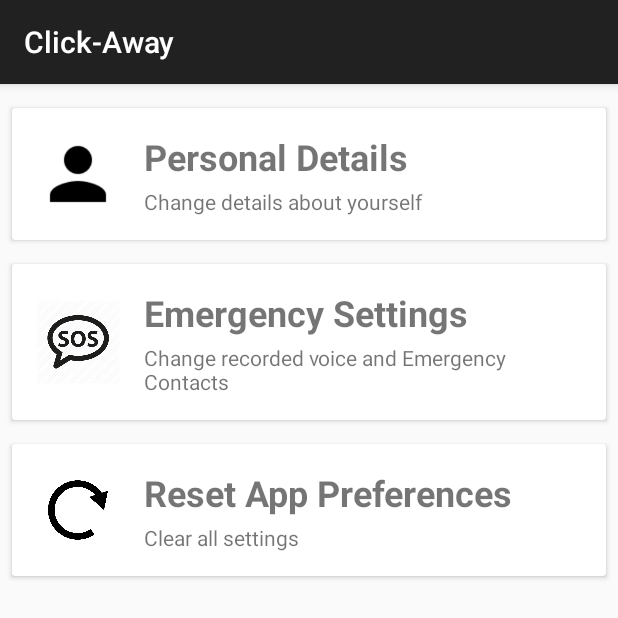
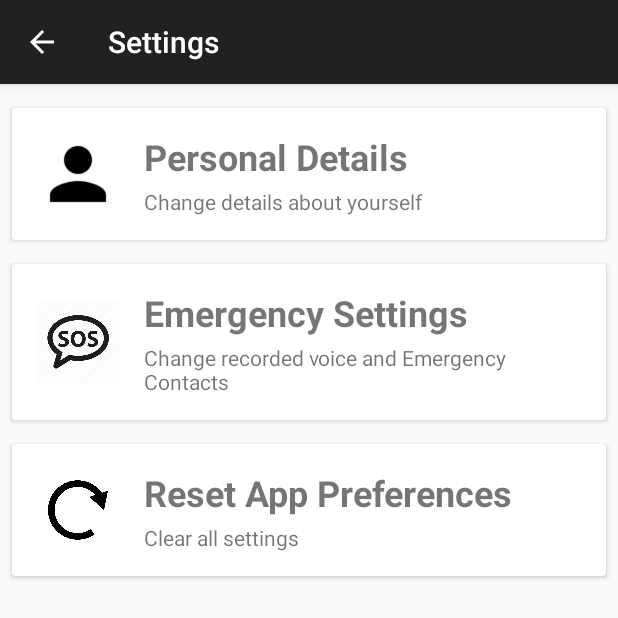
Before and after one commit to msahil432/click_away, an Android app: the SettingsActivity screen opened directly, with no data from a screen before it, on a phone screen of 412 x 824 dp. Shown: the top 618 px of the screen. Run offline under Robolectric (Android 15) with nearby library versions, the phone set to English and light mode, and no system bars; our stand-ins replace ButterKnife, EventBus.

Commit message:
Settings activity title and up button in action bar

```diff
--- a/app/src/main/java/msahil432/click_away/settingsActivity/SettingsActivity.java
+++ b/app/src/main/java/msahil432/click_away/settingsActivity/SettingsActivity.java
@@ -8,6 +8,7 @@ import android.os.Bundle;
 import android.support.annotation.Nullable;
 import android.support.v4.app.FragmentTransaction;
 import android.support.v7.app.AppCompatActivity;
+import android.view.MenuItem;
 import android.widget.Toast;
 
 import org.greenrobot.eventbus.EventBus;
@@ -29,12 +30,25 @@ public class SettingsActivity extends AppCompatActivity {
         super.onCreate(savedInstanceState);
         setContentView(R.layout.activity_settings);
         EventBus.getDefault().register(this);
+        if(getSupportActionBar()!=null){
+            getSupportActionBar().setDisplayHomeAsUpEnabled(true);
+            setTitle(R.string.settings);
+        }
     }
 
     @Override
     protected void onStart() {
         super.onStart();
         addListFragment();
+    }
+
+    @Override
+    public boolean onOptionsItemSelected(MenuItem item) {
+        if(item.getItemId()==android.R.id.home) {
+            finish();
+            return true;
+        }
+        return super.onOptionsItemSelected(item);
     }
 
     @Subscribe(threadMode = ThreadMode.MAIN)
--- a/app/src/main/res/values/strings.xml
+++ b/app/src/main/res/values/strings.xml
@@ -49,4 +49,5 @@
     <string name="clear_all_settings">Clear all settings</string>
     <string name="future_error_prevention">Reporting would have prevented future issues(whenever possible).</string>
     <string name="report_thanks">Thanks, I will be looking into this matter.</string>
+    <string name="settings">Settings</string>
 </resources>
```
